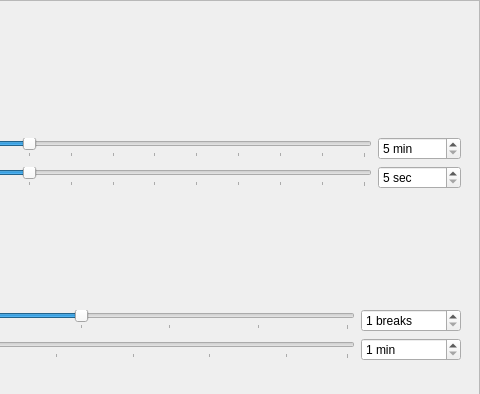
Before: the Qt Designer form src/gui/pref-window.ui in AllanChain/sane-break, drawn with Qt 5; both pictures show x 320 to 800 and y 0 to 394 of the 800 by 600 pixel window.
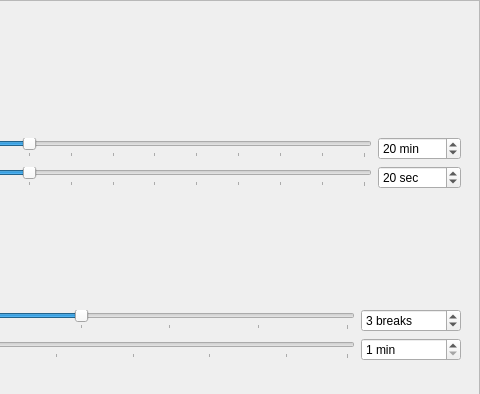
After: the same form once the commit is applied. Icons and pictures are not drawn. Custom widgets are drawn as their Qt base class.

Commit message:
fix values of spin box and slider out of sync
We have to make sure the UI file have values synced. Otherwise the
`changed` event may not be triggered and the UI is out of sync.

See #62

What changed in the file:
```diff
--- a/src/gui/pref-window.ui
+++ b/src/gui/pref-window.ui
@@ -266,6 +266,9 @@
                 <property name="maximum">
                  <number>65535</number>
                 </property>
+                <property name="value">
+                 <number>20</number>
+                </property>
                </widget>
               </item>
               <item row="1" column="1">
@@ -314,6 +317,9 @@
                 <property name="maximum">
                  <number>65535</number>
                 </property>
+                <property name="value">
+                 <number>20</number>
+                </property>
                </widget>
               </item>
               <item row="0" column="1">
@@ -376,6 +382,9 @@
                 <property name="maximum">
                  <number>65535</number>
                 </property>
+                <property name="value">
+                 <number>3</number>
+                </property>
                </widget>
               </item>
               <item row="0" column="0">
```
Left out of the diff: 15 changed lines with no effect on the pictures.
